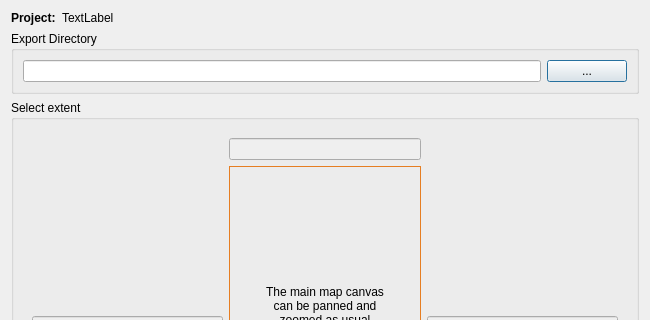
Above: qfieldsync/ui/push_dialog_base.ui from opengisch/qfieldsync before the change; both pictures show x 0 to 650 and y 0 to 320 of the 650 by 638 pixel window. Below: the same form after it.
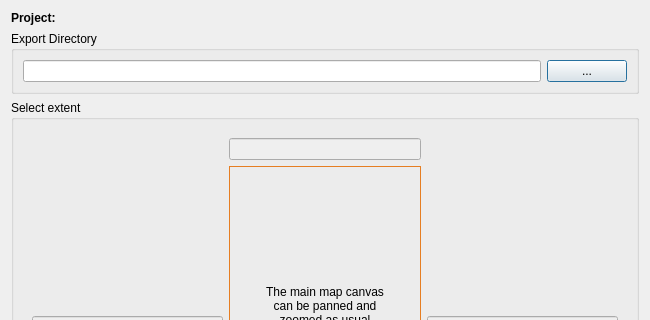
That is the form after the change.

```diff
--- a/qfieldsync/ui/push_dialog_base.ui
+++ b/qfieldsync/ui/push_dialog_base.ui
@@ -217,7 +217,7 @@
       </sizepolicy>
      </property>
      <property name="text">
-      <string>TextLabel</string>
+      <string></string>
      </property>
     </widget>
    </item>
```
